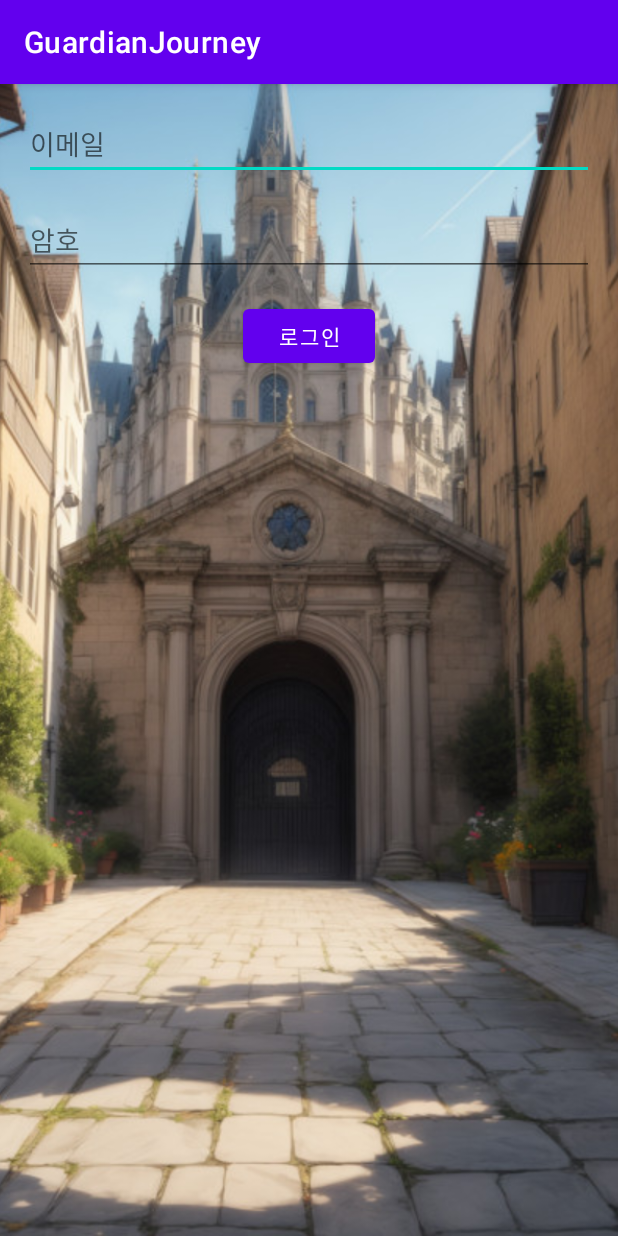
After one commit to nashorn74/GenAIGameClient, an Android app: the LoginActivity screen opened directly, with no data from a screen before it, on a phone screen of 412 x 824 dp. The commit adds this screen. Run offline under Robolectric (Android 15) with nearby library versions, the light colour scheme and no system bars.

Commit message:
로그인 화면 추가

```diff
--- a/app/src/main/AndroidManifest.xml
+++ b/app/src/main/AndroidManifest.xml
@@ -1,6 +1,8 @@
 <?xml version="1.0" encoding="utf-8"?>
 <manifest xmlns:android="http://schemas.android.com/apk/res/android"
     xmlns:tools="http://schemas.android.com/tools">
+
+    <uses-permission android:name="android.permission.INTERNET" />
 
     <application
         android:allowBackup="true"
@@ -11,7 +13,11 @@
         android:roundIcon="@mipmap/ic_launcher_round"
         android:supportsRtl="true"
         android:theme="@style/Theme.GuardianJourney"
+        android:usesCleartextTraffic="true"
         tools:targetApi="31">
+        <activity
+            android:name=".LoginActivity"
+            android:exported="false" />
         <activity
             android:name=".MainActivity"
             android:exported="true">
--- /dev/null
+++ b/app/src/main/res/layout/activity_login.xml
@@ -0,0 +1,53 @@
+<?xml version="1.0" encoding="utf-8"?>
+<androidx.constraintlayout.widget.ConstraintLayout xmlns:android="http://schemas.android.com/apk/res/android"
+    xmlns:app="http://schemas.android.com/apk/res-auto"
+    xmlns:tools="http://schemas.android.com/tools"
+    android:id="@+id/main"
+    android:layout_width="match_parent"
+    android:layout_height="match_parent"
+    tools:context=".LoginActivity">
+
+    <ImageView
+        android:id="@+id/imageView"
+        android:layout_width="0dp"
+        android:layout_height="0dp"
+        android:scaleType="centerCrop"
+        app:layout_constraintTop_toTopOf="parent"
+        app:layout_constraintBottom_toBottomOf="parent"
+        app:layout_constraintStart_toStartOf="parent"
+        app:layout_constraintEnd_toEndOf="parent"
+        android:src="@drawable/bg01" />
+
+    <EditText
+        android:id="@+id/emailEditText"
+        android:layout_width="0dp"
+        android:layout_height="wrap_content"
+        android:hint="이메일"
+        android:inputType="textEmailAddress"
+        app:layout_constraintTop_toTopOf="parent"
+        app:layout_constraintStart_toStartOf="parent"
+        app:layout_constraintEnd_toEndOf="parent"
+        android:layout_margin="16dp" />
+
+    <EditText
+        android:id="@+id/passwordEditText"
+        android:layout_width="0dp"
+        android:layout_height="wrap_content"
+        android:hint="암호"
+        android:inputType="textPassword"
+        app:layout_constraintTop_toBottomOf="@id/emailEditText"
+        app:layout_constraintStart_toStartOf="parent"
+        app:layout_constraintEnd_toEndOf="parent"
+        android:layout_margin="16dp" />
+
+    <Button
+        android:id="@+id/loginButton"
+        android:layout_width="wrap_content"
+        android:layout_height="wrap_content"
+        android:text="로그인"
+        android:onClick="onLoginButtonClicked"
+        app:layout_constraintTop_toBottomOf="@id/passwordEditText"
+        app:layout_constraintStart_toStartOf="parent"
+        app:layout_constraintEnd_toEndOf="parent"
+        android:layout_marginTop="16dp" />
+</androidx.constraintlayout.widget.ConstraintLayout>
```
Also changed, not shown: app/src/main/java/com/omworldgame/guardianjourney/LoginActivity.java (added, +141 -0 lines), app/src/main/java/com/omworldgame/guardianjourney/MainActivity.java (+10 -1 lines), app/src/main/res/layout/activity_main.xml (+13 -0 lines), app/src/main/res/drawable/bg01.jpg (added), app/src/main/res/drawable/bg02.jpg (added), app/src/main/res/drawable/bg03.jpg (added).
